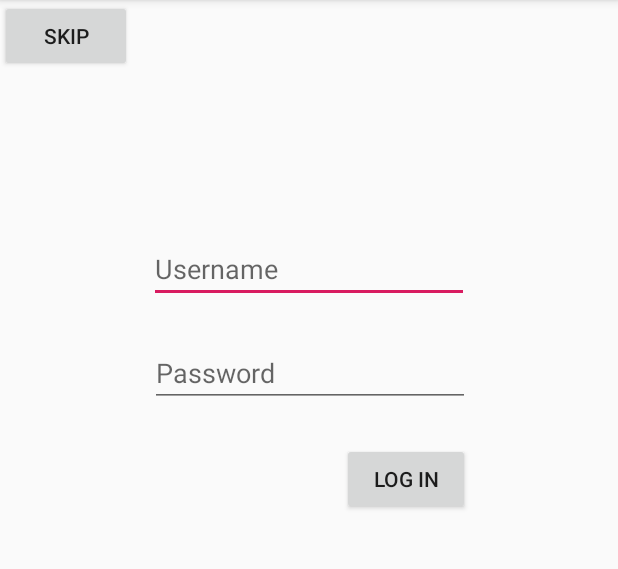
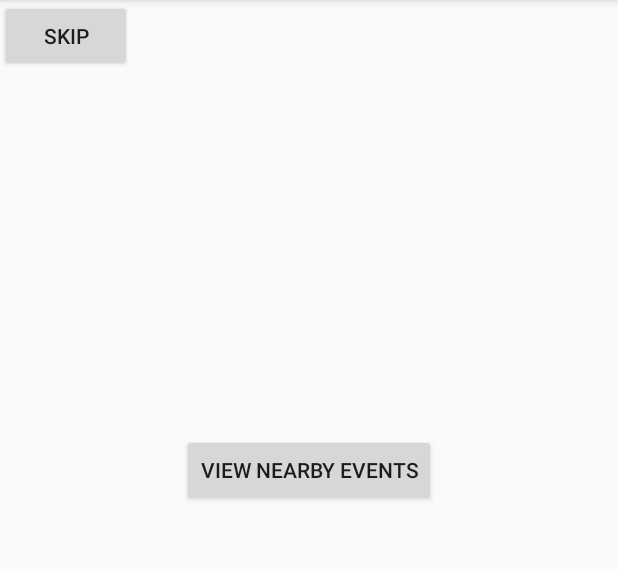
Before and after one commit to rtorres678/Jukify, an Android app: the screen it shows after launch (Login), on a phone screen of 412 x 824 dp, the part 84-653 px from its top. Run offline under Robolectric (Android 15) with nearby library versions, the phone set to English and light mode, and no system bars; libraries missing offline, so code that uses them is left out: com.spotify.android, com.spotify.protocol, com.spotify.sdk; pictures from the network do not load; 6 statements that could not run were skipped.

Commit message:
changed login screen to single button to view events

```diff
--- a/app/src/main/java/jukify/jukify/Login.java
+++ b/app/src/main/java/jukify/jukify/Login.java
@@ -38,12 +38,12 @@ public class Login extends AppCompatActivity {
     }
 
     public void signIn(View view) {
-        EditText editText = (EditText) findViewById(R.id.editText);
+        //EditText editText = (EditText) findViewById(R.id.editText);
         Intent intent = new Intent(this, displayFeedActivity.class);
 
-        EditText editText2 = (EditText) findViewById(R.id.editText2);
-        String message = editText.getText().toString() + editText2.getText().toString();
-        intent.putExtra(EXTRA_MESSAGE, message);
+        //EditText editText2 = (EditText) findViewById(R.id.editText2);
+        //String message = editText.getText().toString() + editText2.getText().toString();
+        //intent.putExtra(EXTRA_MESSAGE, message);
         startActivity(intent);
 
     }
--- a/app/src/main/java/jukify/jukify/MyAdapter.java
+++ b/app/src/main/java/jukify/jukify/MyAdapter.java
@@ -18,6 +18,7 @@ public class MyAdapter extends RecyclerView.Adapter<MyAdapter.MyViewHolder> {
         this.listEvents = listEvents;
         this.context = context;
     }
+
 
     private Context context;
 
--- a/app/src/main/res/layout/activity_login.xml
+++ b/app/src/main/res/layout/activity_login.xml
@@ -6,8 +6,8 @@
     android:layout_height="match_parent"
     tools:context=".Login">
 
-    <EditText
-        android:id="@+id/editText"
+    <Button
+        android:id="@+id/button"
         android:layout_width="wrap_content"
         android:layout_height="wrap_content"
         android:layout_marginStart="8dp"
@@ -16,43 +16,13 @@
         android:layout_marginEnd="8dp"
         android:layout_marginRight="8dp"
         android:layout_marginBottom="8dp"
-        android:autofillHints="username"
-        android:ems="10"
-        android:hint="@string/username"
-        android:inputType="textPersonName"
+        android:onClick="signIn"
+        android:text="View Nearby Events"
         app:layout_constraintBottom_toBottomOf="parent"
         app:layout_constraintEnd_toEndOf="parent"
         app:layout_constraintStart_toStartOf="parent"
         app:layout_constraintTop_toTopOf="parent"
-        app:layout_constraintVertical_bias="0.20999998" />
-
-    <EditText
-        android:id="@+id/editText2"
-        android:layout_width="wrap_content"
-        android:layout_height="wrap_content"
-        android:layout_marginStart="8dp"
-        android:layout_marginLeft="8dp"
-        android:layout_marginTop="24dp"
-        android:layout_marginEnd="8dp"
-        android:layout_marginRight="8dp"
-        android:autofillHints="password"
-        android:ems="10"
-        android:hint="@string/password"
-        android:inputType="textPassword"
-        app:layout_constraintEnd_toEndOf="parent"
-        app:layout_constraintHorizontal_bias="0.503"
-        app:layout_constraintStart_toStartOf="parent"
-        app:layout_constraintTop_toBottomOf="@+id/editText" />
-
-    <Button
-        android:id="@+id/button"
-        android:layout_width="85dp"
-        android:layout_height="wrap_content"
-        android:layout_marginTop="24dp"
-        android:onClick="signIn"
-        android:text="@string/logIn"
-        app:layout_constraintEnd_toEndOf="@+id/editText2"
-        app:layout_constraintTop_toBottomOf="@+id/editText2" />
+        app:layout_constraintVertical_bias="0.39999998" />
 
     <Button
         android:id="@+id/skipButton"
--- a/app/src/main/res/layout/my_text_view.xml
+++ b/app/src/main/res/layout/my_text_view.xml
@@ -25,7 +25,7 @@
                 android:textSize="18sp" />
 
             <LinearLayout
-                android:layout_width="265dp"
+                android:layout_width="wrap_content"
                 android:layout_height="wrap_content"
                 android:orientation="vertical"
                 android:padding="@dimen/text_margin">
```
